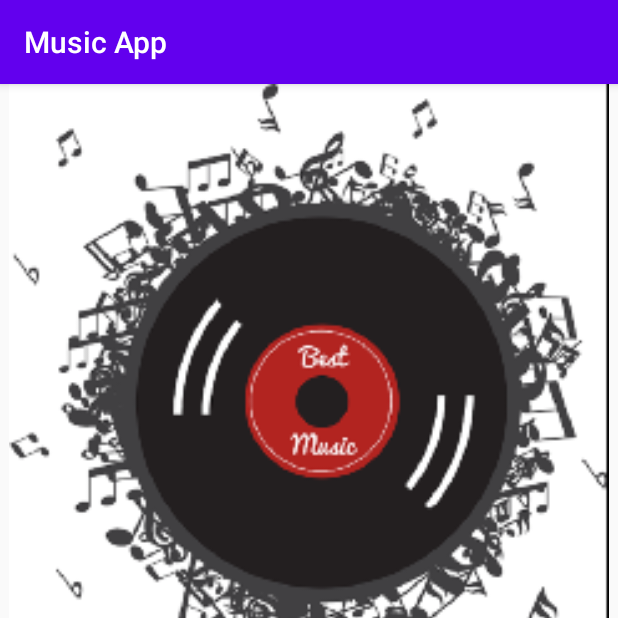
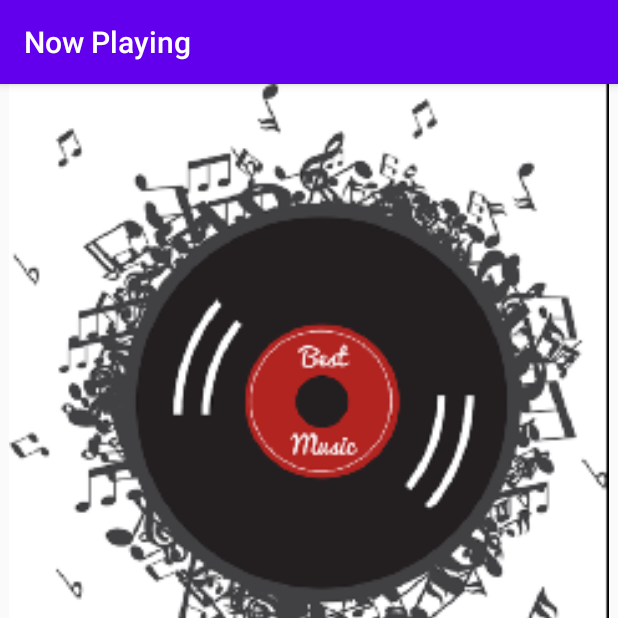
Before and after one commit to chanderbhanu096/Music_App, an Android app: the screen it shows after launch (Play_Music), after a tap on "A Cinderella Story", on a phone screen of 412 x 824 dp, the top half of it. Run offline under Robolectric (Android 15) with nearby library versions, the phone set to English and light mode, and no system bars.

Commit message:
First Commit

```diff
--- a/app/src/main/java/com/example/musicapp/MainActivity.java
+++ b/app/src/main/java/com/example/musicapp/MainActivity.java
@@ -18,6 +18,7 @@ public class MainActivity extends AppCompatActivity {
 
     @Override
     protected void onCreate(Bundle savedInstanceState) {
+        setTitle("Music Library");
         super.onCreate(savedInstanceState);
         setContentView(R.layout.activity_main);
         LinearLayout linearLayout =(LinearLayout)findViewById(R.id.text1);
--- a/app/src/main/java/com/example/musicapp/Play_Music.java
+++ b/app/src/main/java/com/example/musicapp/Play_Music.java
@@ -8,6 +8,7 @@ public class Play_Music extends AppCompatActivity {
 
     @Override
     protected void onCreate(Bundle savedInstanceState) {
+        setTitle("Now Playing");
         super.onCreate(savedInstanceState);
         setContentView(R.layout.activity_play__music);
     }
```
